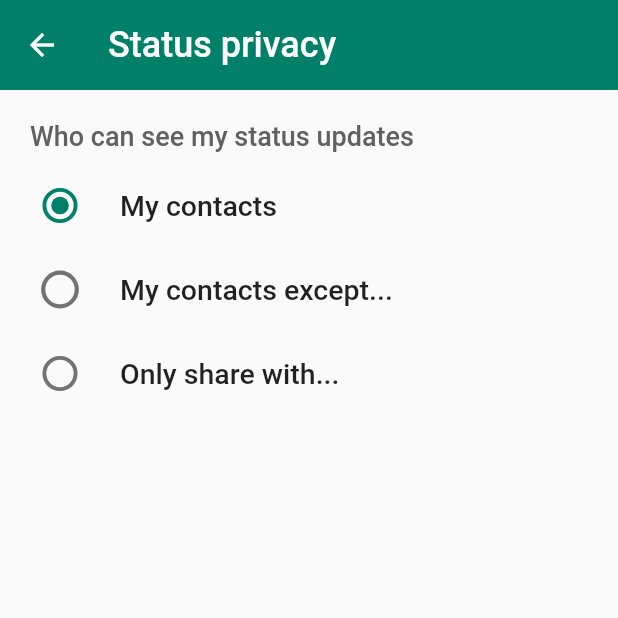
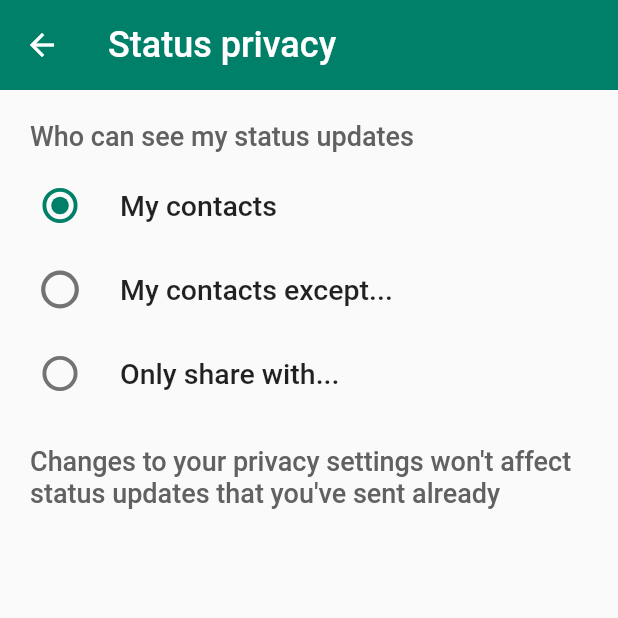
Before and after one commit to NibinBiju/whatsapp_clone, a Flutter app: the StatusPrivacy screen opened directly, on a phone screen of 412 x 824 dp, the top half of it. Run offline on Flutter 3.47's test engine with Material 2 defaults, Android fonts, the light colour scheme and no system bars; our stand-ins replace dotted_border, image_picker, percent_indicator.

```diff
--- a/lib/main.dart
+++ b/lib/main.dart
@@ -1,6 +1,5 @@
 import 'package:flutter/material.dart';
 import 'package:whatsapp_status_page/colors/colors_constants.dart';
-import 'package:whatsapp_status_page/views/privacy_page/primary_page.dart';
 import 'package:whatsapp_status_page/views/splash_screen/splash.dart';
 
 void main() {
@@ -20,7 +19,7 @@ class MyApp extends StatelessWidget {
         primaryColor: ColorsConstant.primaryColor,
       ),
       debugShowCheckedModeBanner: false,
-      home: SplashScreen(),
+      home: const SplashScreen(),
     );
   }
 }
--- a/lib/views/privacy_page/status_page/recent_updates.dart
+++ b/lib/views/privacy_page/status_page/recent_updates.dart
@@ -1,13 +1,12 @@
 import 'dart:async';
 import 'package:flutter/material.dart';
-import 'package:whatsapp_status_page/database/db_model.dart';
 import 'package:whatsapp_status_page/views/privacy_page/status_page/status_view/my_status1.dart';
 import 'package:whatsapp_status_page/views/privacy_page/status_page/status_view/my_status2.dart';
 import 'package:whatsapp_status_page/views/privacy_page/status_page/status_view/my_status3.dart';
 import 'package:whatsapp_status_page/views/privacy_page/status_page/status_view/statusbar.dart';
 
 class StatusView extends StatefulWidget {
-  StatusView({super.key});
+  const StatusView({super.key});
 
   @override
   State<StatusView> createState() => _StatusViewState();
--- a/lib/views/privacy_page/status_page/status_view/my_status3.dart
+++ b/lib/views/privacy_page/status_page/status_view/my_status3.dart
@@ -1,5 +1,4 @@
 import 'package:flutter/material.dart';
-import 'package:whatsapp_status_page/database/db_model.dart';
 
 class MyStatus3 extends StatelessWidget {
   const MyStatus3({
@@ -29,12 +28,12 @@ class MyStatus3 extends StatelessWidget {
                             Icons.arrow_back,
                             color: Colors.white,
                           )),
-                      CircleAvatar(
+                      const CircleAvatar(
                         radius: 30,
                       ),
                     ],
                   ),
-                  title: Text(
+                  title: const Text(
                     'name',
                     style: TextStyle(
                       color: Colors.white,
--- a/lib/views/privacy_page/status_page/viewed_updates.dart
+++ b/lib/views/privacy_page/status_page/viewed_updates.dart
@@ -42,7 +42,6 @@ class ViewedUpdates extends StatelessWidget {
                       color: Colors.grey,
                       borderType: BorderType.Circle,
                       radius: const Radius.circular(27),
-                      // dashPattern: const [(2 * pi * 27) / 20],
                       strokeWidth: 3,
                       child: const CircleAvatar(
                         radius: 32,
--- a/lib/views/status_privacy/status_privacy.dart
+++ b/lib/views/status_privacy/status_privacy.dart
@@ -1,6 +1,5 @@
 import 'package:flutter/material.dart';
 import 'package:whatsapp_status_page/colors/colors_constants.dart';
-import 'package:whatsapp_status_page/views/privacy_page/status_page/tile_text.dart';
 
 enum PrivacyOption {
   myContacts,
@@ -111,6 +110,17 @@ class _StatusPrivacyState extends State<StatusPrivacy> {
               ),
             ),
           ),
+          Padding(
+            padding: const EdgeInsets.only(top: 20, left: 20, bottom: 8),
+            child: Text(
+              "Changes to your privacy settings won't affect status updates that you've sent already",
+              style: TextStyle(
+                color: Colors.grey.shade700,
+                fontSize: 18,
+                fontWeight: FontWeight.w500,
+              ),
+            ),
+          ),
         ],
       ),
     );
```
